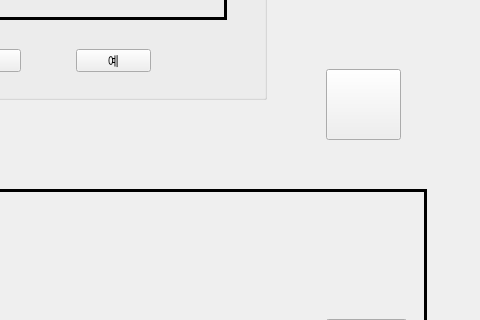
This is Final/mission/mission.ui in hyeji1221/Sangmyung_Simulation_Game as Qt 5 draws it before an edit; both pictures show x 324 to 804 and y 191 to 511 of the 804 by 599 pixel window. The edited form follows.
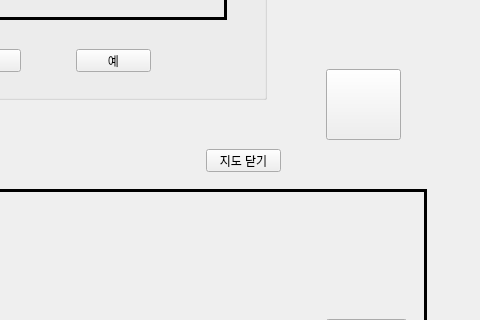
This is the edited form.

Diff of the .ui file:
```diff
--- a/Final/mission/mission.ui
+++ b/Final/mission/mission.ui
@@ -301,6 +301,19 @@
      <string/>
     </property>
    </widget>
+   <widget class="QPushButton" name="mapclose">
+    <property name="geometry">
+     <rect>
+      <x>530</x>
+      <y>340</y>
+      <width>75</width>
+      <height>23</height>
+     </rect>
+    </property>
+    <property name="text">
+     <string>지도 닫기</string>
+    </property>
+   </widget>
   </widget>
   <widget class="QStatusBar" name="statusbar"/>
  </widget>
```
